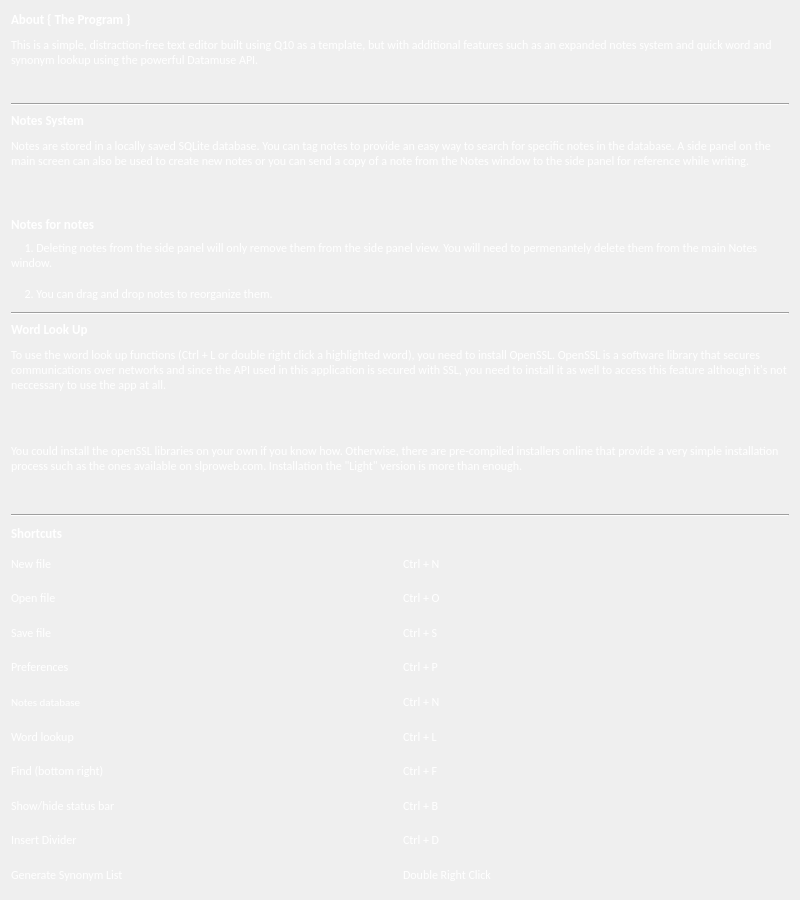
Old version of the form src/helpcard.ui in the repository akaddoura/writbit.
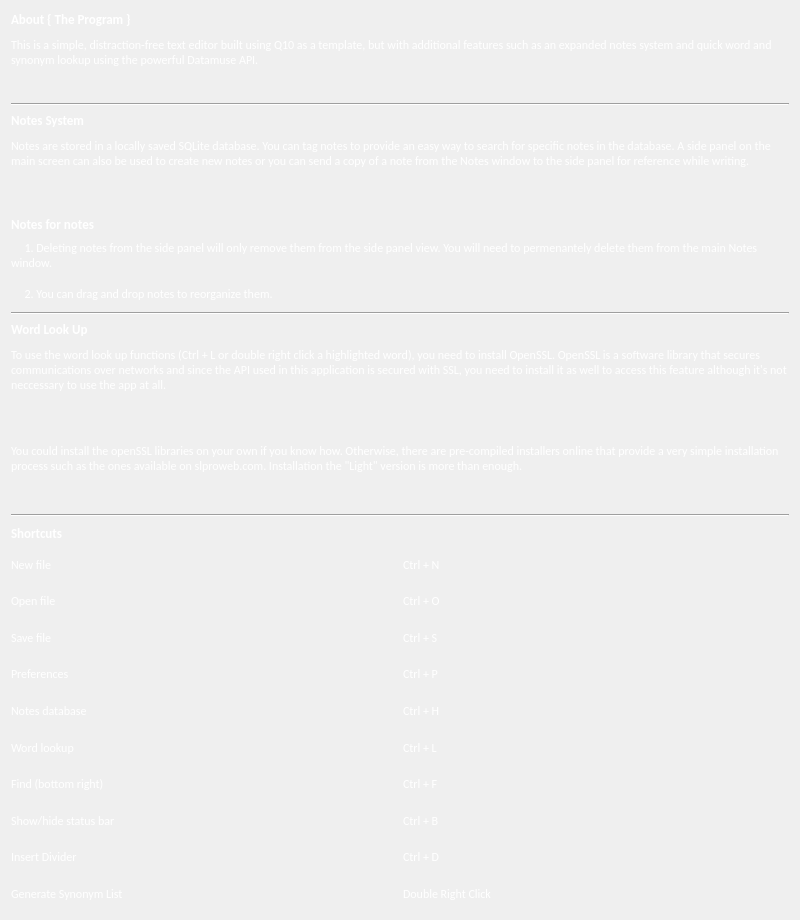
New version of the form.

The edit to the form file:
```diff
--- a/src/helpcard.ui
+++ b/src/helpcard.ui
@@ -7,7 +7,7 @@
     <x>0</x>
     <y>0</y>
     <width>800</width>
-    <height>900</height>
+    <height>920</height>
    </rect>
   </property>
   <property name="sizePolicy">
@@ -494,7 +494,7 @@
           </font>
          </property>
          <property name="text">
-          <string>Ctrl + N</string>
+          <string>Ctrl + H</string>
          </property>
         </widget>
        </item>
@@ -515,7 +515,7 @@
          <property name="font">
           <font>
            <family>Calibri</family>
-           <pointsize>8</pointsize>
+           <pointsize>9</pointsize>
           </font>
          </property>
          <property name="text">
```
